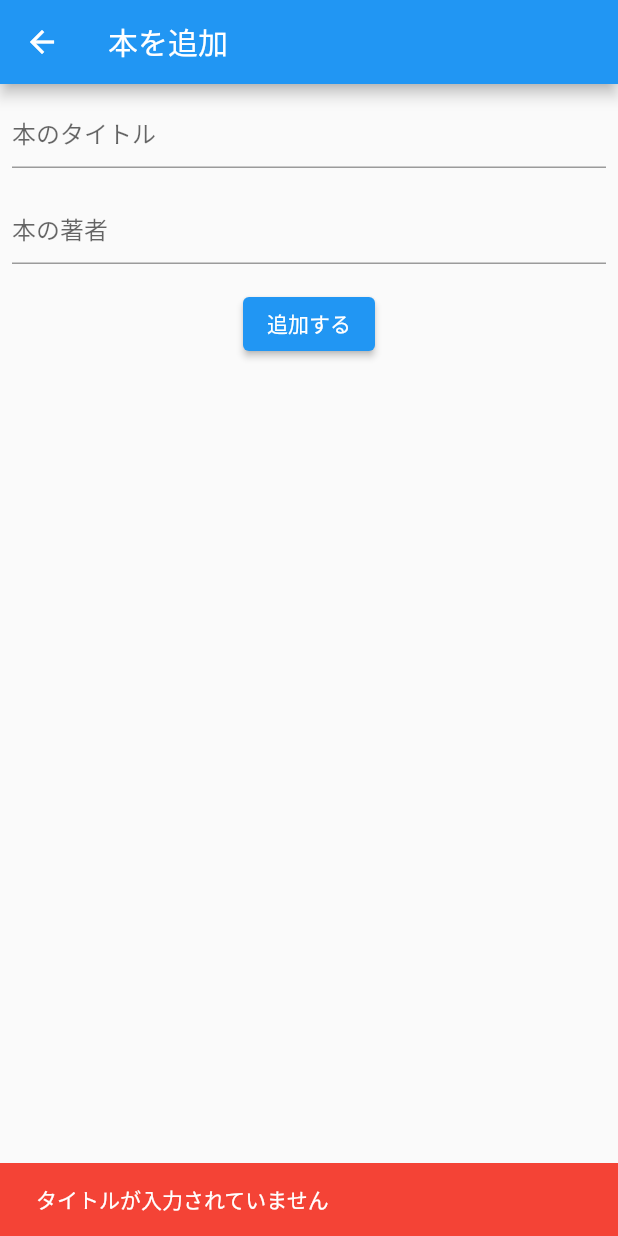
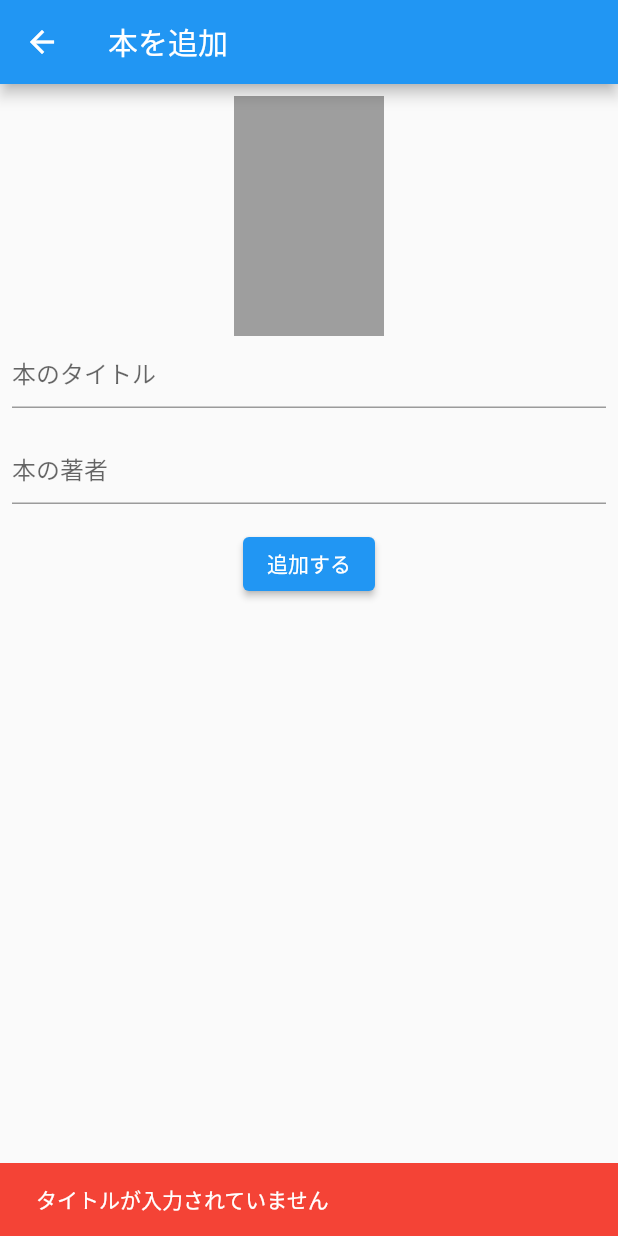
Before and after one commit to tai0116/book_list_sample, a Flutter app: the AddBookPage screen opened directly, after a tap on "追加する", on a phone screen of 412 x 824 dp. Run offline on Flutter 3.47's test engine with Material 2 defaults, Android fonts, the phone set to English and light mode, and no system bars; our stand-ins replace cloud_firestore, firebase_auth, firebase_core, firebase_storage, flutter_slidable, image_picker; accounts and stored records are empty.

Commit message:
画像の取得ができた

```diff
--- a/lib/add_book/add_book_model.dart
+++ b/lib/add_book/add_book_model.dart
@@ -1,9 +1,27 @@
+import 'dart:io';
+
 import 'package:cloud_firestore/cloud_firestore.dart';
+import 'package:firebase_storage/firebase_storage.dart';
 import 'package:flutter/material.dart';
+import 'package:image_picker/image_picker.dart';
 
 class AddBookModel extends ChangeNotifier {
   String? title;
   String? author;
+  File? imageFile;
+  bool isLoading = false;
+
+  final picker = ImagePicker();
+
+  void startLoading() {
+    isLoading = true;
+    notifyListeners();
+  }
+
+  void endLoading() {
+    isLoading = false;
+    notifyListeners();
+  }
 
   //Future型はtry catchができる
   Future addBook() async {
@@ -15,10 +33,29 @@ class AddBookModel extends ChangeNotifier {
       throw '著者が入力されていません';
     }
 
+    final doc = FirebaseFirestore.instance.collection('books').doc();
+
+    // starageにアップロード
+    String? imgURL;
+    if (imageFile != null) {
+      final task = await FirebaseStorage.instance.ref('books/${doc.id}').putFile(imageFile!);
+      imgURL = await task.ref.getDownloadURL();
+    }
+
     //firestoreに追加
-    await FirebaseFirestore.instance.collection('books').add({
+    await doc.set({
       'title': title,
       'author': author,
+      'imgURL': imgURL,
     });
   }
+
+  Future<File?> pickImage() async {
+    final pickedFile = await picker.pickImage(source: ImageSource.gallery);
+
+    if (pickedFile != null) {
+      imageFile = File(pickedFile.path);
+      notifyListeners();
+    }
+  }
 }
--- a/lib/add_book/add_book_page.dart
+++ b/lib/add_book/add_book_page.dart
@@ -13,9 +13,25 @@ class AddBookPage extends StatelessWidget {
         ),
         body: Center(
           child: Consumer<AddBookModel>(builder: (context, model, child) {
-            return Padding(
+            return Stack(
+              children: [
+                Padding(
                   padding: const EdgeInsets.all(8.0),
                   child: Column(children: [
+                    GestureDetector(
+                      child: SizedBox(
+                        width: 100,
+                        height: 160,
+                        child: model.imageFile != null
+                            ? Image.file(model.imageFile!)
+                            : Container(
+                                color: Colors.grey,
+                              ),
+                      ),
+                      onTap: () async {
+                        await model.pickImage();
+                      },
+                    ),
                     TextField(
                       decoration: InputDecoration(
                         hintText: '本のタイトル',
@@ -43,6 +59,7 @@ class AddBookPage extends StatelessWidget {
                     ElevatedButton(
                         onPressed: () async {
                           try {
+                            model.startLoading();
                             await model.addBook();
                             Navigator.of(context).pop(true);
                           } catch (e) {
@@ -51,10 +68,21 @@ class AddBookPage extends StatelessWidget {
                               content: Text(e.toString()),
                             );
                             ScaffoldMessenger.of(context).showSnackBar(snackBar);
+                          } finally {
+                            model.endLoading();
                           }
                         },
                         child: Text('追加する')),
                   ]),
+                ),
+                if (model.isLoading)
+                  Container(
+                    color: Colors.black,
+                    child: Center(
+                      child: CircularProgressIndicator(),
+                    ),
+                  ),
+              ],
             );
           }),
         ),
--- a/lib/book_list/book_list_model.dart
+++ b/lib/book_list/book_list_model.dart
@@ -24,8 +24,8 @@ class BookListModel extends ChangeNotifier {
       final String id = document.id;
       final String title = data['title']; //②
       final String author = data['author']; //③
-
-      return Book(id, title, author); //←この1行にまさに集約されている！！！returnとして返したいのは、自前で用意した
+      final String? imgURL = data['imgURL'];
+      return Book(id, title, author, imgURL); //←この1行にまさに集約されている！！！returnとして返したいのは、自前で用意した
       //class Book {
       //   Book(this.title, this.author);
       //   String title;
--- a/lib/domain/book.dart
+++ b/lib/domain/book.dart
@@ -1,6 +1,7 @@
 class Book {
-  Book(this.id, this.title, this.author);
+  Book(this.id, this.title, this.author, this.imgURL);
   String id;
   String title;
   String author;
+  String? imgURL;
 }
--- a/pubspec.yaml
+++ b/pubspec.yaml
@@ -32,6 +32,10 @@ dependencies:
   cloud_firestore: ^2.5.3
   provider: ^6.0.0
   flutter_slidable: ^0.6.0
+  firebase_storage: ^10.0.3
+  image_picker: ^0.8.3+3
+  firebase_auth: ^3.1.1
+
 
 
 dev_dependencies:
```
Also changed, not shown: lib/book_list/book_list_page.dart (+16 -0 lines), lib/login/login_model.dart (added, +44 -0 lines), lib/login/login_page.dart (added, +99 -0 lines), lib/redister/register_model.dart (added, +57 -0 lines), lib/redister/register_page.dart (added, +83 -0 lines), pubspec.lock, 28 other files. Lines whose indentation alone changed are shown as unchanged.
